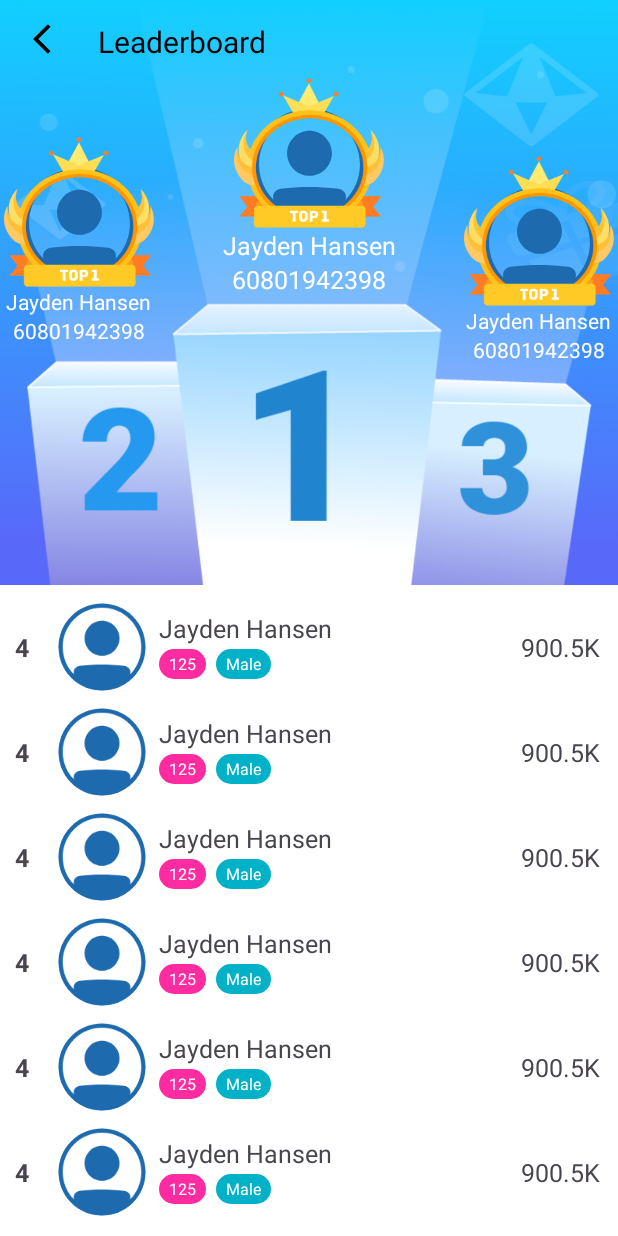
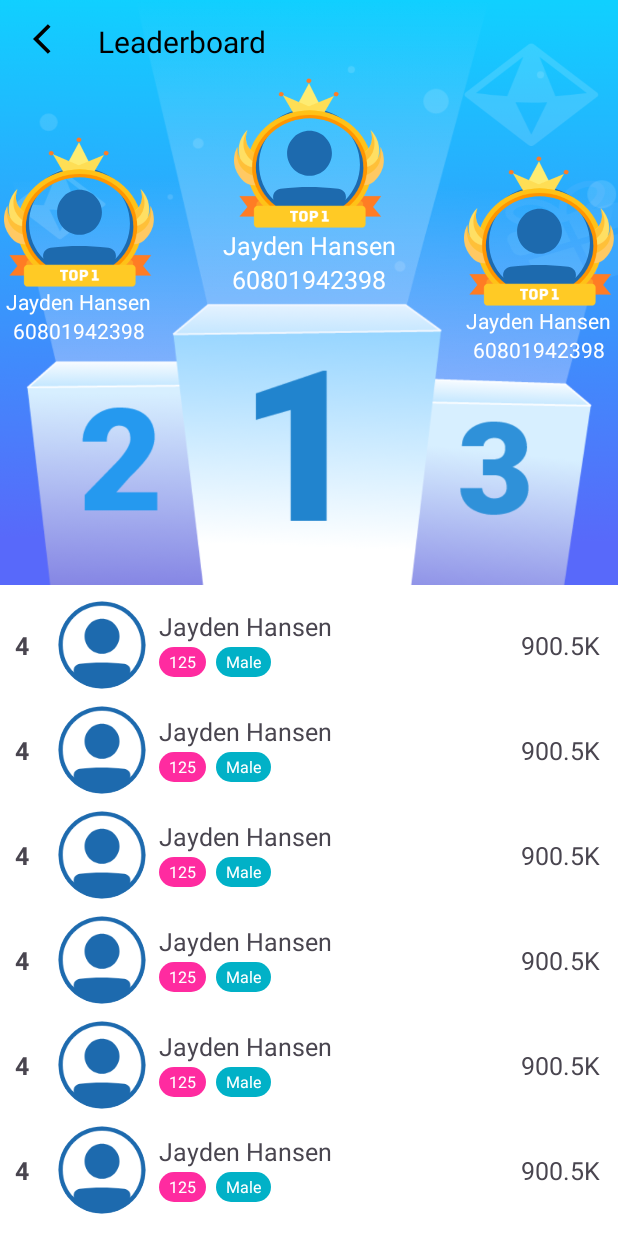
Before and after one commit to siamsaleh/LeaderboardTest, an Android app: the layout activity_main.xml on its own in the app's theme, with its tools: preview values and no code run, on a phone screen of 412 x 824 dp. Run offline under Robolectric (Android 15) with nearby library versions, the phone set to English and light mode, and no system bars.

Commit message:
margin change

```diff
--- a/app/src/main/res/layout/activity_main.xml
+++ b/app/src/main/res/layout/activity_main.xml
@@ -188,7 +188,7 @@
 
     <androidx.recyclerview.widget.RecyclerView
         android:id="@+id/leaderboard_recyclerview"
-        android:layout_marginTop="@dimen/_5sdp"
+        android:layout_marginTop="@dimen/_4sdp"
         android:layout_width="match_parent"
         android:layout_height="match_parent"
         android:clipToPadding="false"
```
